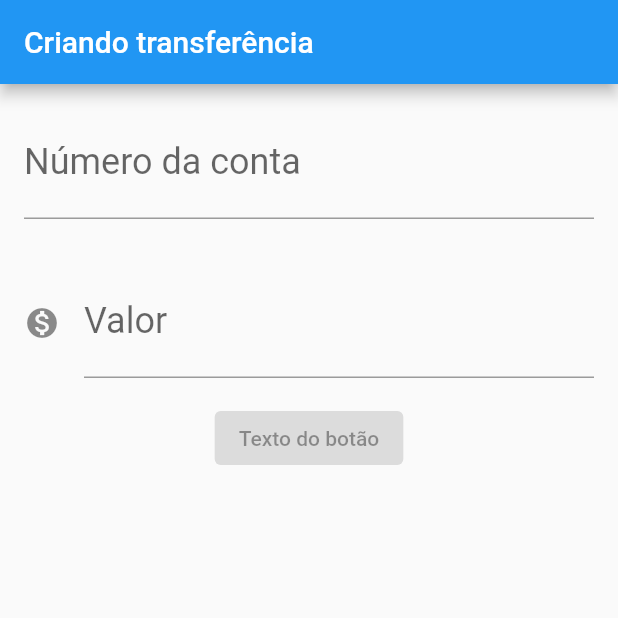
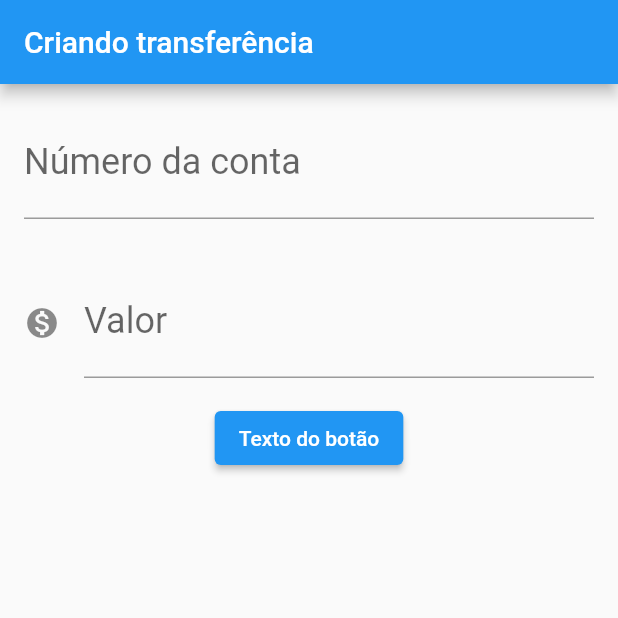
Before and after one commit to AndreBezBirolo/flutter-alura, a Flutter app: the screen it shows after launch, on a phone screen of 412 x 824 dp, the top half of it. Run offline on Flutter 3.47's test engine with Material 2 defaults, Android fonts, the phone set to English and light mode, and no system bars.

Commit message:
feat: creating a transference

```diff
--- a/projeto-introducao/bytebank/lib/main.dart
+++ b/projeto-introducao/bytebank/lib/main.dart
@@ -18,17 +18,20 @@ class BytebankApp extends StatelessWidget {
 }
 
 class FormularioTransferencia extends StatelessWidget {
-  const FormularioTransferencia({Key? key}) : super(key: key);
+  final TextEditingController _controladorCampoNumeroConta =
+      TextEditingController();
+  final TextEditingController _controladorCampoValor = TextEditingController();
 
   @override
   Widget build(BuildContext context) {
     return Scaffold(
       appBar: AppBar(title: Text('Criando transferência')),
       body: Column(
-        children: const <Widget>[
+        children: <Widget>[
           Padding(
             padding: EdgeInsets.all(16.0),
             child: TextField(
+              controller: _controladorCampoNumeroConta,
               style: TextStyle(fontSize: 24.0),
               decoration: InputDecoration(
                   labelText: 'Número da conta', hintText: '0000'),
@@ -38,6 +41,7 @@ class FormularioTransferencia extends StatelessWidget {
           Padding(
             padding: EdgeInsets.all(16.0),
             child: TextField(
+              controller: _controladorCampoValor,
               style: TextStyle(fontSize: 24.0),
               decoration: InputDecoration(
                   icon: Icon(Icons.monetization_on),
@@ -46,7 +50,18 @@ class FormularioTransferencia extends StatelessWidget {
               keyboardType: TextInputType.number,
             ),
           ),
-          ElevatedButton(onPressed: null, child: Text('Texto do botão'))
+          ElevatedButton(
+              onPressed: () {
+                final int? numeroConta =
+                    int.tryParse(_controladorCampoNumeroConta.text);
+                final double? valor =
+                    double.tryParse(_controladorCampoValor.text);
+                if (numeroConta != null && valor != null) {
+                  final transferenciaCriada = Transferencia(valor, numeroConta);
+                  debugPrint('$transferenciaCriada');
+                }
+              },
+              child: Text('Texto do botão'))
         ],
       ),
     );
@@ -98,4 +113,9 @@ class Transferencia {
   final int numeroConta;
 
   Transferencia(this.valor, this.numeroConta);
+
+  @override
+  String toString() {
+    return 'Transferencia{valor: $valor, numeroConta: $numeroConta}';
+  }
 }
```
